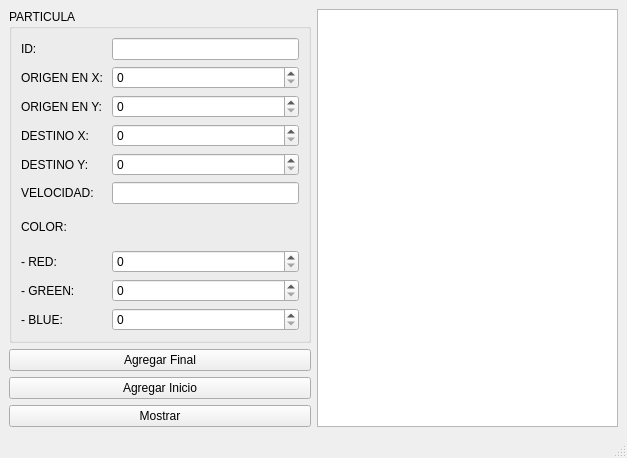
This is particula.ui in FabianAlejandroEsquedaRodriguez/S.ALGORITMIA_UI_PARTICULA as Qt 5 draws it before an edit. The edited form follows.
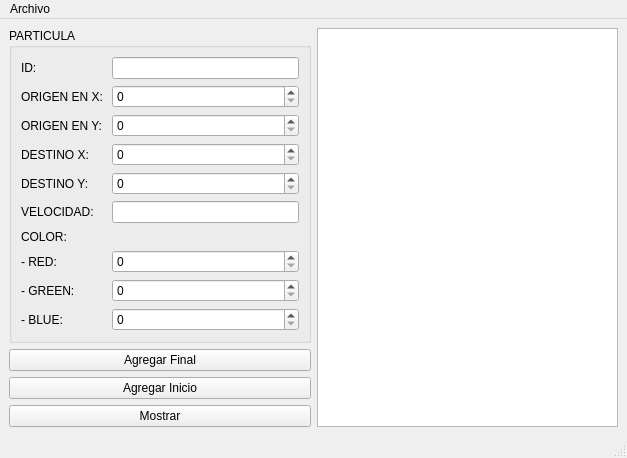
This is the edited form.

Commit message: Se le agrego un menu Archivo, a la interfaz, para poder abrir y guardar informacion en un archivo JSON

The edit to the form file:
```diff
--- a/particula.ui
+++ b/particula.ui
@@ -187,6 +187,14 @@
      <height>21</height>
     </rect>
    </property>
+   <widget class="QMenu" name="menuArchivo">
+    <property name="title">
+     <string>Archivo</string>
+    </property>
+    <addaction name="actionAbrir"/>
+    <addaction name="actionGuardar"/>
+   </widget>
+   <addaction name="menuArchivo"/>
   </widget>
   <widget class="QStatusBar" name="statusbar"/>
  </widget>
```
Left out of the diff: 16 changed lines with no effect on the pictures.
